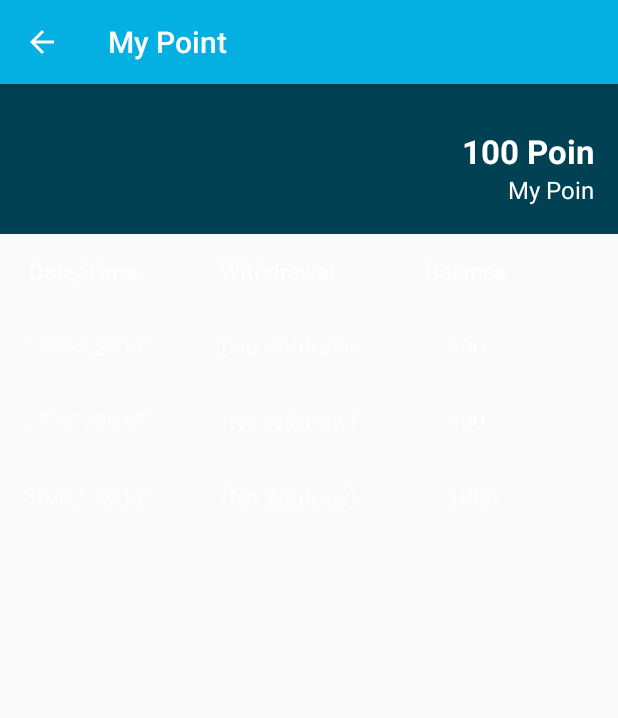
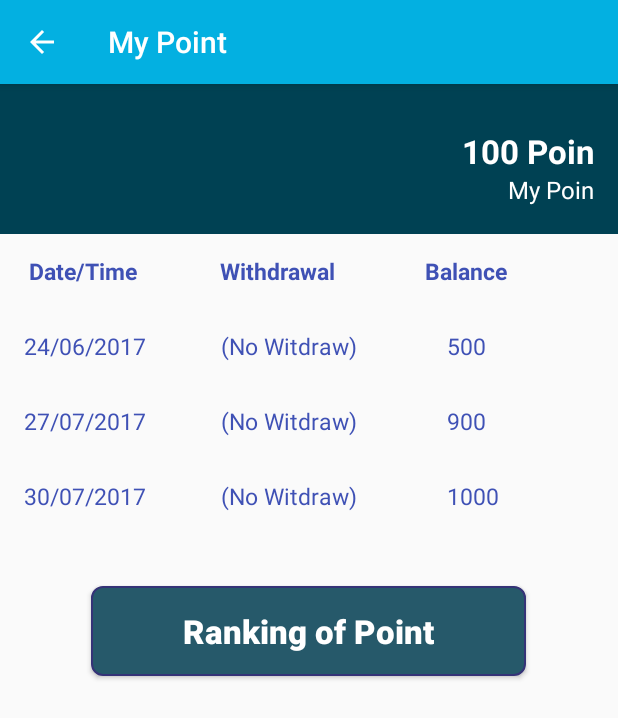
Before and after one commit to sisilliatc/projecte2festa, an Android app: the MyPoint screen opened directly, with no data from a screen before it, on a phone screen of 412 x 824 dp. Shown: the top 718 px of the screen. Run offline under Robolectric (Android 15) with nearby library versions, the phone set to English and light mode, and no system bars.

Commit message:
machine learning and logout

```diff
--- a/src/main/java/com/example/sisillia/bikebank/MyPoint.java
+++ b/src/main/java/com/example/sisillia/bikebank/MyPoint.java
@@ -1,13 +1,76 @@
 package com.example.sisillia.bikebank;
 
+import android.content.Context;
+import android.graphics.drawable.ColorDrawable;
+import android.os.Build;
+import android.os.Bundle;
+import android.support.v4.content.ContextCompat;
+import android.support.v7.app.ActionBar;
 import android.support.v7.app.AppCompatActivity;
-import android.os.Bundle;
+import android.view.Gravity;
+import android.view.LayoutInflater;
+import android.view.View;
+import android.widget.Button;
+import android.widget.ImageButton;
+import android.widget.LinearLayout;
+import android.widget.PopupWindow;
 
 public class MyPoint extends AppCompatActivity {
+
+    Button Ranking;
+    private PopupWindow mPopupWindow;
+    private Context mContext;
+    private LinearLayout mRelativeLayout;
 
     @Override
     protected void onCreate(Bundle savedInstanceState) {
         super.onCreate(savedInstanceState);
         setContentView(R.layout.activity_my_point);
+
+        Ranking = (Button) findViewById(R.id.ranking);
+        mContext = getApplicationContext();
+        mRelativeLayout = (LinearLayout) findViewById(R.id.rl_custom_layout);
+
+        mPopupWindow = new PopupWindow(
+                ActionBar.LayoutParams.WRAP_CONTENT,
+                ActionBar.LayoutParams.WRAP_CONTENT
+        );
+
+        Ranking.setOnClickListener(new View.OnClickListener() {
+            @Override
+            public void onClick(View view) {
+                LayoutInflater inflater = (LayoutInflater) mContext.getSystemService(LAYOUT_INFLATER_SERVICE);
+
+                // Inflate the custom layout/view
+                View customView = inflater.inflate(R.layout.popup_layout,null);
+
+
+                if(Build.VERSION.SDK_INT>=21){
+                    mPopupWindow.setElevation(5.0f);
+                }
+
+                // Get a reference for the custom view close button
+                ImageButton closeButton = (ImageButton) customView.findViewById(R.id.ib_close);
+
+                // Set a click listener for the popup window close button
+                closeButton.setOnClickListener(new View.OnClickListener() {
+                    @Override
+                    public void onClick(View view) {
+                        // Dismiss the popup window
+                        mPopupWindow.dismiss();
+                    }
+                });
+
+
+                mPopupWindow.showAtLocation(mRelativeLayout, Gravity.CENTER,0,0);
+                mPopupWindow.setFocusable(true);
+
+                mPopupWindow.setBackgroundDrawable(new ColorDrawable(ContextCompat.getColor(mContext, android.R.color.transparent)));
+                mPopupWindow.setOutsideTouchable(false);
+                mPopupWindow.setTouchable(true);
+
+                mPopupWindow.update();
+            }
+        });
     }
 }
--- a/src/main/java/com/example/sisillia/bikebank/Register.java
+++ b/src/main/java/com/example/sisillia/bikebank/Register.java
@@ -139,6 +139,7 @@ public class Register extends Activity implements
         String gender = mRgender.getText().toString().trim();
         Boolean dhistory = mDHistory.getText().toString().trim().equalsIgnoreCase("yes") ? true:false;
 
+
         HashMap<String,Object> data = new HashMap<>();
         data.put("username",username);
         data.put("age",age);
@@ -146,6 +147,9 @@ public class Register extends Activity implements
         data.put("email",email);
         data.put("heart_disease",dhistory);
         data.put("smoker",smoker);
+
+
+
 
         mDatabase.child("users").child(Uid).setValue(data);
 
--- a/src/main/res/layout/activity_my_point.xml
+++ b/src/main/res/layout/activity_my_point.xml
@@ -55,7 +55,8 @@
                 android:layout_height="wrap_content"
                 android:text="Date/Time"
                 android:textSize="15dp"
-                android:textStyle="bold"/>
+                android:textStyle="bold"
+                android:textColor="@color/colorPrimary"/>
 
             <android.support.v4.widget.Space
                 android:layout_width="55dp"
@@ -66,7 +67,8 @@
                 android:layout_height="wrap_content"
                 android:text="Withdrawal"
                 android:textSize="15dp"
-                android:textStyle="bold"/>
+                android:textStyle="bold"
+                android:textColor="@color/colorPrimary"/>
 
             <android.support.v4.widget.Space
                 android:layout_width="60dp"
@@ -77,7 +79,8 @@
                 android:layout_height="wrap_content"
                 android:text="Balance"
                 android:textSize="15dp"
-                android:textStyle="bold"/>
+                android:textStyle="bold"
+                android:textColor="@color/colorPrimary"/>
 
         </TableRow>
     </TableLayout>
@@ -95,7 +98,8 @@
                 android:layout_width="wrap_content"
                 android:layout_height="wrap_content"
                 android:text="24/06/2017"
-                android:textSize="15dp"/>
+                android:textSize="15dp"
+                android:textColor="@color/colorPrimary"/>
 
             <android.support.v4.widget.Space
                 android:layout_width="50dp"
@@ -105,7 +109,8 @@
                 android:layout_width="wrap_content"
                 android:layout_height="wrap_content"
                 android:text="(No Witdraw)"
-                android:textSize="15dp"/>
+                android:textSize="15dp"
+                android:textColor="@color/colorPrimary"/>
 
             <android.support.v4.widget.Space
                 android:layout_width="60dp"
@@ -115,7 +120,8 @@
                 android:layout_width="wrap_content"
                 android:layout_height="wrap_content"
                 android:text="500"
-                android:textSize="15dp"/>
+                android:textSize="15dp"
+                android:textColor="@color/colorPrimary"/>
         </TableRow>
     </TableLayout>
 
@@ -131,17 +137,20 @@
                 android:layout_width="wrap_content"
                 android:layout_height="wrap_content"
                 android:text="27/07/2017"
-                android:textSize="15dp"/>
+                android:textSize="15dp"
+                android:textColor="@color/colorPrimary"/>
 
             <android.support.v4.widget.Space
                 android:layout_width="50dp"
-                android:layout_height="wrap_content" />
+                android:layout_height="wrap_content"
+                android:textColor="@color/colorPrimary"/>
 
             <TextView
                 android:layout_width="wrap_content"
                 android:layout_height="wrap_content"
                 android:text="(No Witdraw)"
-                android:textSize="15dp"/>
+                android:textSize="15dp"
+                android:textColor="@color/colorPrimary"/>
 
             <android.support.v4.widget.Space
                 android:layout_width="60dp"
@@ -151,7 +160,8 @@
                 android:layout_width="wrap_content"
                 android:layout_height="wrap_content"
                 android:text="900"
-                android:textSize="15dp"/>
+                android:textSize="15dp"
+                android:textColor="@color/colorPrimary"/>
         </TableRow>
     </TableLayout>
 
@@ -168,7 +178,8 @@
                 android:layout_width="wrap_content"
                 android:layout_height="wrap_content"
                 android:text="30/07/2017"
-                android:textSize="15dp"/>
+                android:textSize="15dp"
+                android:textColor="@color/colorPrimary"/>
 
             <android.support.v4.widget.Space
                 android:layout_width="50dp"
@@ -178,7 +189,8 @@
                 android:layout_width="wrap_content"
                 android:layout_height="wrap_content"
                 android:text="(No Witdraw)"
-                android:textSize="15dp"/>
+                android:textSize="15dp"
+                android:textColor="@color/colorPrimary"/>
 
             <android.support.v4.widget.Space
                 android:layout_width="60dp"
@@ -188,7 +200,8 @@
                 android:layout_width="wrap_content"
                 android:layout_height="wrap_content"
                 android:text="1000"
-                android:textSize="15dp"/>
+                android:textSize="15dp"
+                android:textColor="@color/colorPrimary"/>
 
 
 
@@ -196,5 +209,26 @@
 
     </TableLayout>
 
+    <LinearLayout
+        android:layout_width="match_parent"
+        android:layout_height="130dp"
+        android:orientation="vertical"
+        android:gravity="center">
+
+        <Button
+            android:layout_width="290dp"
+            android:layout_height="60dp"
+            android:textStyle="bold"
+            android:textAlignment="center"
+            android:text="Ranking of Point"
+            android:gravity="center"
+            android:textColor="#ffff"
+            android:id="@+id/ranking"
+            android:background="@drawable/button"
+            android:textSize="22dp"
+            android:textAllCaps="false"/>
+
+
+    </LinearLayout>
 
 </LinearLayout>
--- a/src/main/res/menu/activity_main_menu_drawer.xml
+++ b/src/main/res/menu/activity_main_menu_drawer.xml
@@ -26,6 +26,11 @@
             android:icon="@drawable/ic_menu_slideshow"
             android:title="About"/>
 
+        <item
+            android:id="@+id/logut"
+            android:icon="@drawable/ic_menu_slideshow"
+            android:title="logout"/>
+
     </group>
 
 </menu>
--- a/src/main/res/values/colors.xml
+++ b/src/main/res/values/colors.xml
@@ -2,5 +2,5 @@
 <resources>
     <color name="colorPrimary">#3F51B5</color>
     <color name="colorPrimaryDark">#303F9F</color>
-    <color name="colorAccent">#FF4081</color>
+    <color name="colorAccent">#FFFF</color>
 </resources>
```
Also changed, not shown: src/main/java/com/example/sisillia/bikebank/HealthAnalyzer.java (+0 -19 lines), src/main/java/com/example/sisillia/bikebank/MainMenu.java (+44 -1 lines), src/main/java/com/example/sisillia/bikebank/Splashscreen.java (+10 -2 lines), src/main/java/com/example/sisillia/bikebank/model/UserModel.java (added, +59 -0 lines), src/main/java/com/example/sisillia/bikebank/volley/VolleyHelper.java (+10 -7 lines), src/main/java/com/example/sisillia/bikebank/workoutsugesstion.java (+46 -5 lines), src/main/res/layout/activity_workoutsugesstion.xml (+37 -0 lines), src/main/res/layout/popup_layout.xml (added, +29 -0 lines), src/main/res/drawable/ic_close_white_24dp.png (added).
